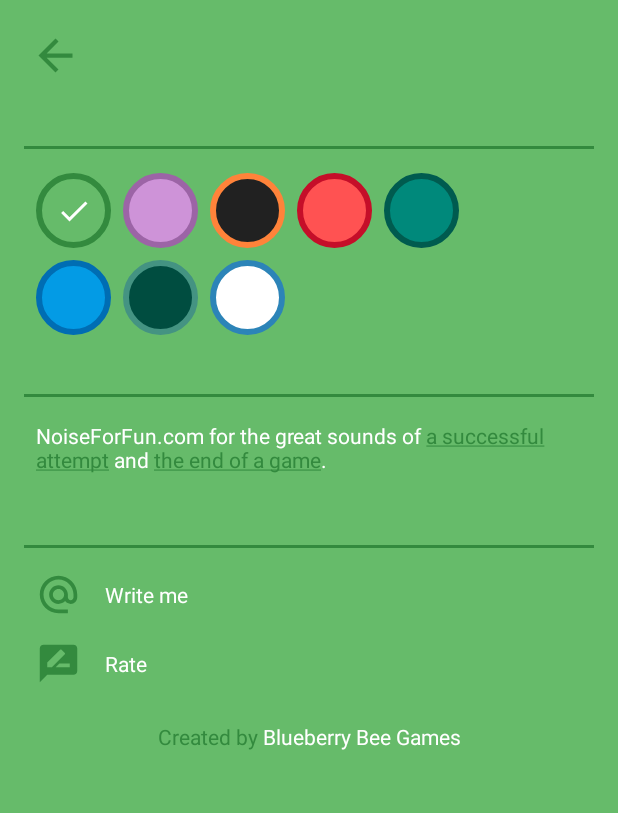
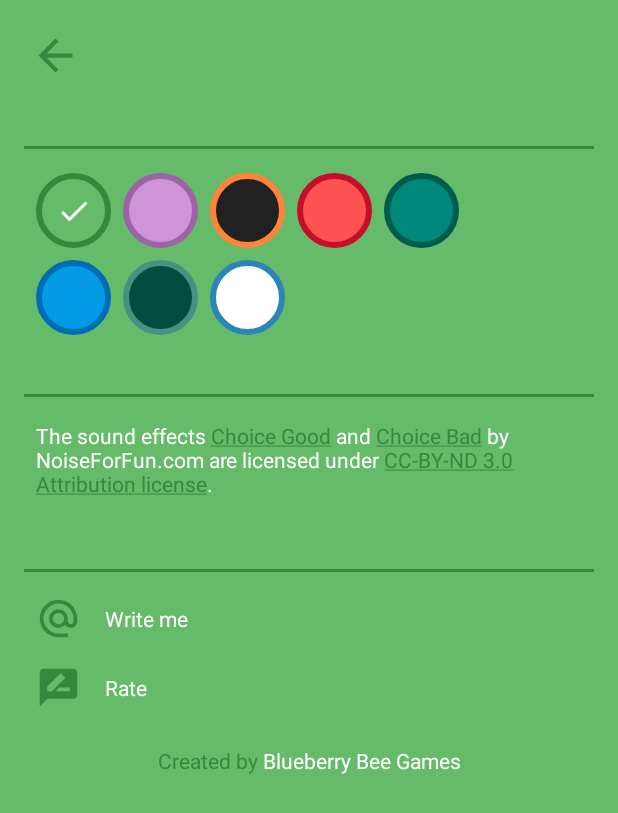
Before and after one commit to Minnakhmetov/NumberGame, an Android app: the AboutFragment screen opened through its navigation route, on a phone screen of 412 x 824 dp. Shown: the top 813 px of the screen. Run offline under Robolectric (Android 15) with nearby library versions, the light colour scheme and no system bars; our stand-ins replace data binding; Roboto replaces fonts that are not available here; 3 statements that could not run were skipped.

Commit message:
Credits are properly written now, fullscreen mode is turned on in onResume()

```diff
--- a/app/src/main/java/com/blueberrybeegames/numbersgame/MainActivity.kt
+++ b/app/src/main/java/com/blueberrybeegames/numbersgame/MainActivity.kt
@@ -57,9 +57,8 @@ class MainActivity : AppCompatActivity() {
         }
     }
 
-    override fun onStart() {
-        super.onStart()
-
+    override fun onResume() {
+        super.onResume()
         window.decorView.systemUiVisibility = View.SYSTEM_UI_FLAG_HIDE_NAVIGATION or
                 View.SYSTEM_UI_FLAG_LAYOUT_STABLE or
                 View.SYSTEM_UI_FLAG_IMMERSIVE_STICKY or
--- a/app/src/main/res/values/strings.xml
+++ b/app/src/main/res/values/strings.xml
@@ -15,9 +15,11 @@
     <string name="credits_header">Credits</string>
     <string name="feedback_header">Feedback</string>
     <string name="no_email_app">No email app found</string>
-    <string name="credits_to_sound_creator">NoiseForFun.com for the great sounds of
-        <a href="https://www.noiseforfun.com/2012-sound-effects/choice-good">a successful attempt</a> and
-        <a href="https://www.noiseforfun.com/2012-sound-effects/choice-bad">the end of a game</a>.</string>
+    <string name="credits_to_sound_creator">The sound effects
+        <a href="https://www.noiseforfun.com/2012-sound-effects/choice-good">Choice Good</a> and
+        <a href="https://www.noiseforfun.com/2012-sound-effects/choice-bad">Choice Bad</a>
+        by NoiseForFun.com are licensed under
+        <a href="https://creativecommons.org/licenses/by-nd/3.0/">CC-BY-ND 3.0 Attribution license</a>.</string>
     <string name="see_mistake">see last</string>
     <string name="answer">answer: %s</string>
     <string name="time_is_up">time is up</string>
```
